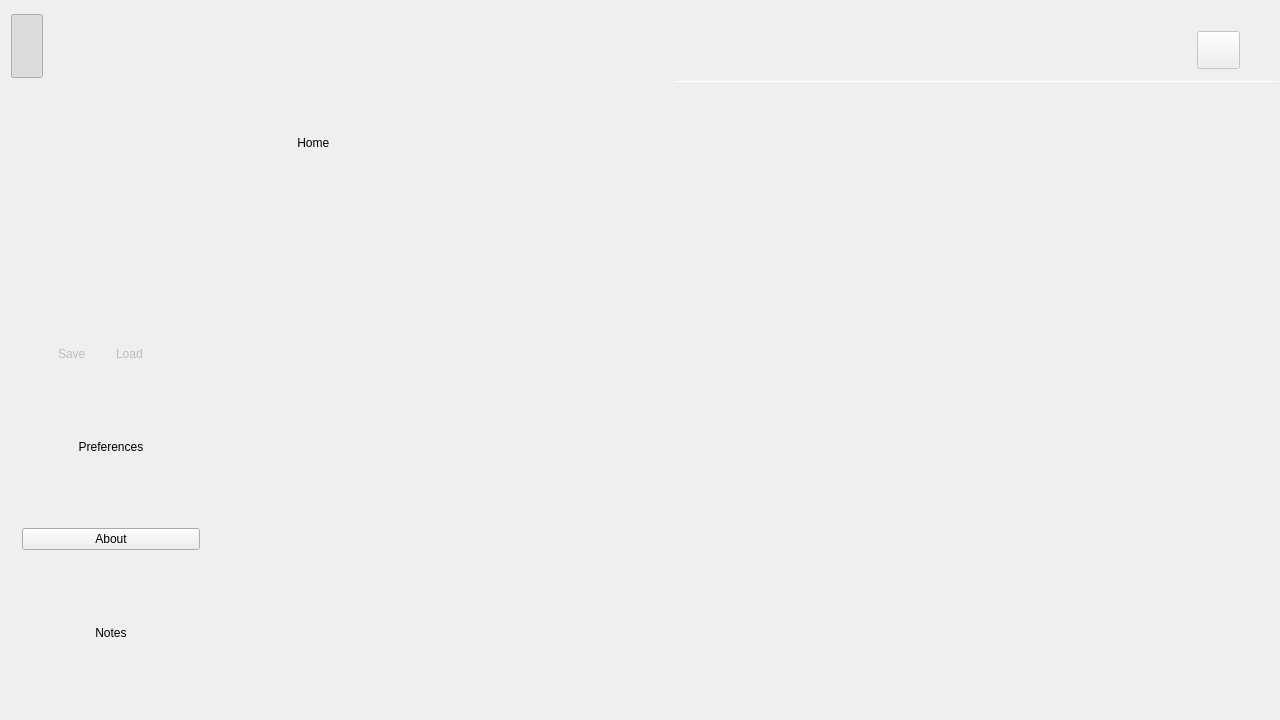
First picture: the form in ui/tool_launcher.ui, repository analogdevicesinc/scopy, before the edit.
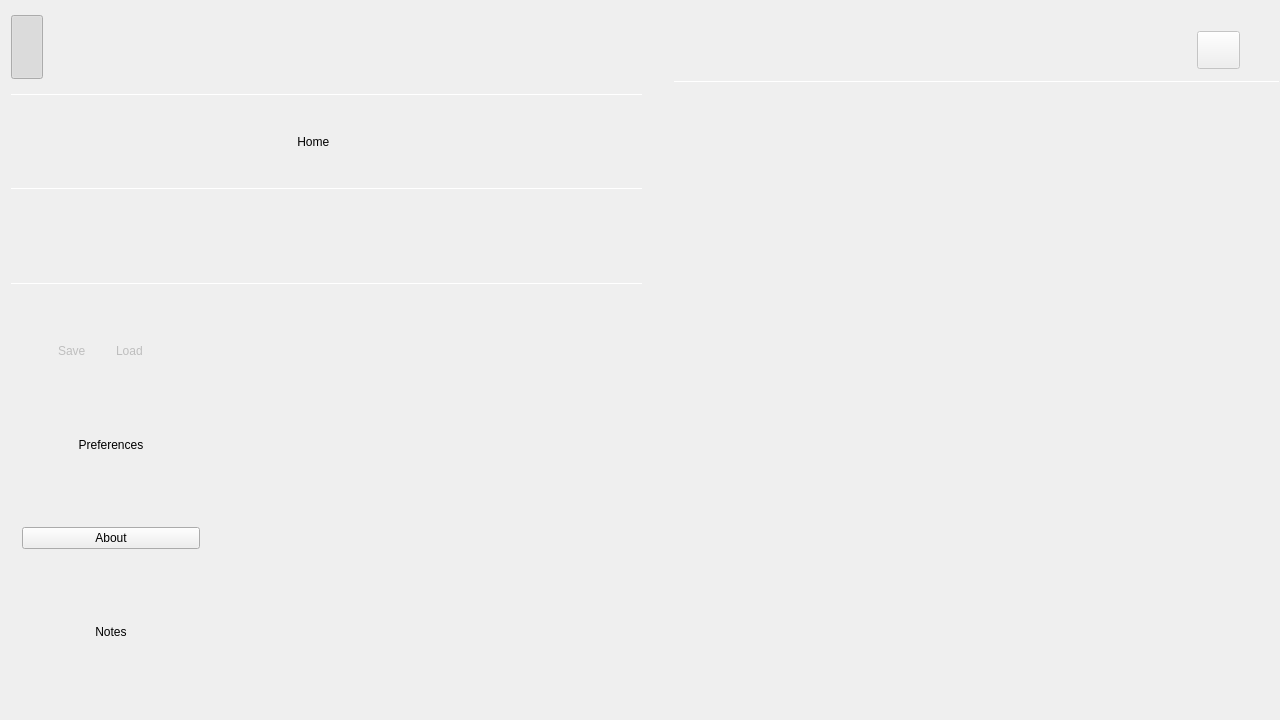
Second picture: the form after the edit. Icons and pictures are not drawn. Custom widgets are drawn as their Qt base class.

What changed in the file:
```diff
--- a/ui/tool_launcher.ui
+++ b/ui/tool_launcher.ui
@@ -184,11 +184,20 @@
        </item>
        <item>
         <widget class="Line" name="line_3">
-         <property name="styleSheet">
-          <string notr="true">color: rgba(255, 255, 255, 16);</string>
+         <property name="minimumSize">
+          <size>
+           <width>0</width>
+           <height>1</height>
+          </size>
+         </property>
+         <property name="maximumSize">
+          <size>
+           <width>16777215</width>
+           <height>1</height>
+          </size>
          </property>
          <property name="frameShadow">
-          <enum>QFrame::Plain</enum>
+          <enum>QFrame::Sunken</enum>
          </property>
          <property name="lineWidth">
           <number>1</number>
@@ -290,11 +299,20 @@
        </item>
        <item>
         <widget class="Line" name="line_2">
-         <property name="styleSheet">
-          <string notr="true">color: rgba(255, 255, 255, 16);</string>
+         <property name="minimumSize">
+          <size>
+           <width>0</width>
+           <height>1</height>
+          </size>
+         </property>
+         <property name="maximumSize">
+          <size>
+           <width>16777215</width>
+           <height>1</height>
+          </size>
          </property>
          <property name="frameShadow">
-          <enum>QFrame::Plain</enum>
+          <enum>QFrame::Sunken</enum>
          </property>
          <property name="orientation">
           <enum>Qt::Horizontal</enum>
@@ -324,11 +342,20 @@
        </item>
        <item>
         <widget class="Line" name="line">
-         <property name="styleSheet">
-          <string notr="true">color: rgba(255, 255, 255, 16);</string>
+         <property name="minimumSize">
+          <size>
+           <width>0</width>
+           <height>1</height>
+          </size>
+         </property>
+         <property name="maximumSize">
+          <size>
+           <width>16777215</width>
+           <height>1</height>
+          </size>
          </property>
          <property name="frameShadow">
-          <enum>QFrame::Plain</enum>
+          <enum>QFrame::Sunken</enum>
          </property>
          <property name="orientation">
           <enum>Qt::Horizontal</enum>
```
Left out of the diff: 264 changed lines with no effect on the pictures.
